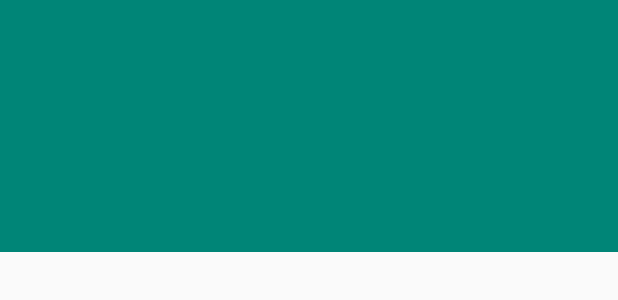
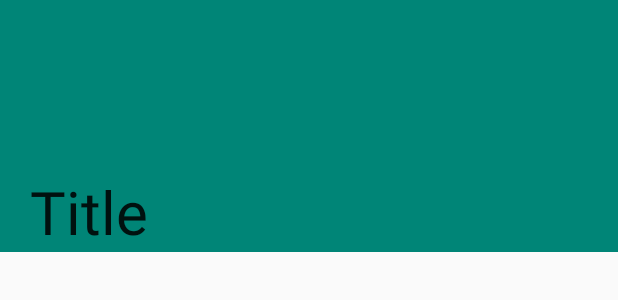
Before and after one commit to Chris4lilv/JOURNEY-Android, an Android app: the layout activity_gallery.xml on its own in the app's theme, with its tools: preview values and no code run, on a phone screen of 412 x 824 dp. Shown: the top 300 px of the screen. Run offline under Robolectric (Android 15) with nearby library versions, the phone set to English and light mode, and no system bars.

Commit message:
Add shared element transition to activity_gallery

```diff
--- a/app/src/main/res/layout/activity_gallery.xml
+++ b/app/src/main/res/layout/activity_gallery.xml
@@ -19,7 +19,8 @@
             app:collapsedTitleTextAppearance="@style/TextAppearance.AppCompat.Widget.ActionBar.Title.Inverse"
             app:expandedTitleMarginStart="72dp"
             app:expandedTitleTextAppearance="@style/TextAppearance.AppCompat.Widget.ActionBar.Title.Inverse"
-            app:layout_scrollFlags="scroll|exitUntilCollapsed">
+            app:layout_scrollFlags="scroll|exitUntilCollapsed"
+            >
 
             <androidx.appcompat.widget.Toolbar
                 android:id="@+id/app_bar"
@@ -28,8 +29,19 @@
                 android:theme="@style/ThemeOverlay.AppCompat.Dark.ActionBar"
                 app:contentInsetStart="72dp"
                 app:layout_collapseMode="pin">
+            </androidx.appcompat.widget.Toolbar>
 
-            </androidx.appcompat.widget.Toolbar>
+            <TextView
+                android:layout_width="match_parent"
+                android:layout_height="wrap_content"
+                android:layout_gravity="bottom"
+                android:text="Title"
+                android:id="@+id/gallery_title"
+                android:paddingLeft="20dp"
+                android:fontFamily="Roboto"
+                android:textAppearance="@style/TextAppearance.AppCompat.Title"
+                android:textSize="40dp"
+                android:transitionName="@string/listItem_to_gallery_transition"/>
         </com.google.android.material.appbar.CollapsingToolbarLayout>
     </com.google.android.material.appbar.AppBarLayout>
 
--- a/app/src/main/res/layout/list_item.xml
+++ b/app/src/main/res/layout/list_item.xml
@@ -69,7 +69,8 @@
                         android:textColor="#000000"
                         android:textAlignment="center"
                         android:paddingTop="5dp"
-                        android:textAppearance="?android:textAppearanceLarge"/>
+                        android:textAppearance="?android:textAppearanceLarge"
+                        android:transitionName="@string/listItem_to_gallery_transition"/>
 
 
                 </RelativeLayout>
--- a/app/src/main/res/values/strings.xml
+++ b/app/src/main/res/values/strings.xml
@@ -7,4 +7,5 @@
         This action will delete remove all related images permanently.
     </string>
     <string name="caption_hint">Add your caption</string>
+    <string name="listItem_to_gallery_transition">transition_title</string>
 </resources>
```
Also changed, not shown: app/src/main/java/com/example/android/album/DisplayFragment.java (+7 -1 lines), app/src/main/java/com/example/android/album/Gallery.java (+15 -5 lines).
